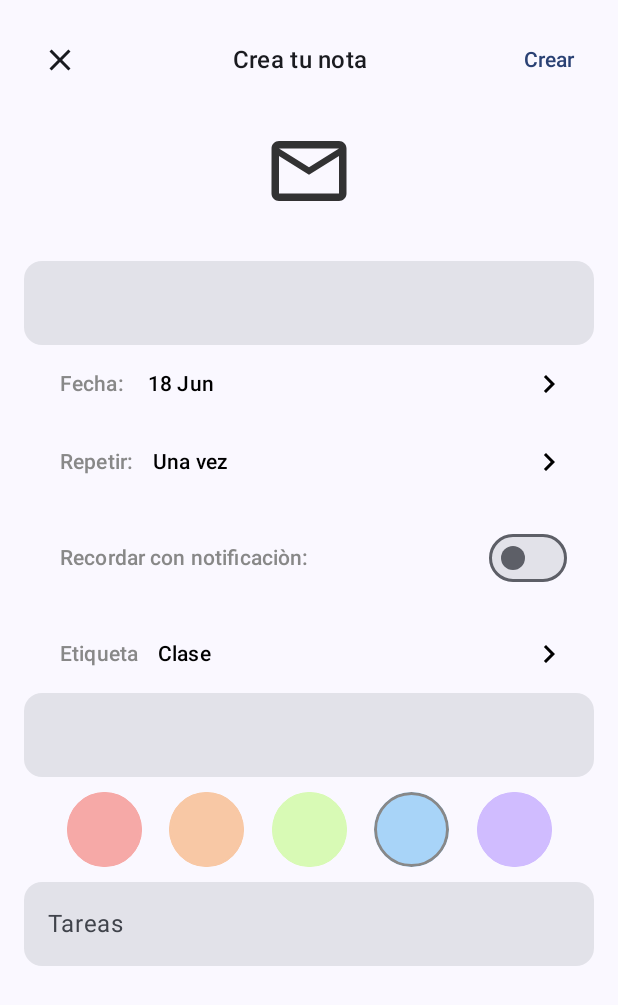
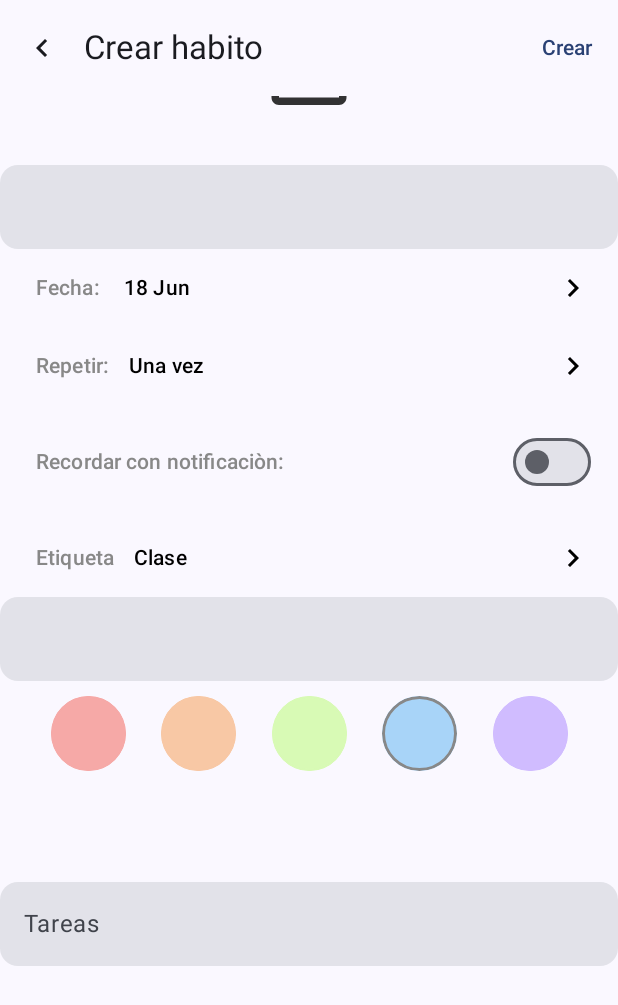
Before and after one commit to iamromanuriel/Meta-habit, an Android app built with Jetpack Compose: the CreateScreen screen opened through its navigation route, on a phone screen of 412 x 824 dp. Shown: the top 1005 px of the screen. Run offline under Robolectric (Android 15) with nearby library versions, the phone set to English and light mode, and no system bars; our stand-ins replace Room's generated code; libraries missing offline, so code that uses them is left out: androidx.room.util.

Commit message:
change dialog for screen in create new habit

```diff
--- a/app/src/main/java/com/example/meta_habit/ui/components/Layout.kt
+++ b/app/src/main/java/com/example/meta_habit/ui/components/Layout.kt
@@ -83,6 +83,7 @@ fun LayoutCreateDetailNote(
         horizontalAlignment = Alignment.CenterHorizontally
     ) {
         LayoutCreateCheckList(
+            modifier = modifier,
             onCreateNewTask = onCreatedNewTask,
             onEditTask = onEditTask,
             listTask = listTask,
@@ -95,7 +96,7 @@ fun LayoutCreateDetailNote(
                     Icon(
                         imageVector = Icons.TwoTone.MailOutline,
                         contentDescription = "",
-                        modifier = modifier.size(60.dp),
+                        modifier = Modifier.size(60.dp),
                         tint = Color.Black.copy(alpha = 0.8F)
                     )
                     Spacer(modifier = Modifier.height(30.dp))
@@ -110,7 +111,7 @@ fun LayoutCreateDetailNote(
 
                     TextButton (
                         onClick = { onShowDialogPicker() },
-                        modifier = modifier.fillMaxWidth(),
+                        modifier = Modifier.fillMaxWidth(),
                         colors = ButtonColors(
                             containerColor = Color.Transparent,
                             contentColor = Color.Black,
@@ -119,7 +120,7 @@ fun LayoutCreateDetailNote(
                         )
                     ) {
                         Row(
-                            modifier = modifier
+                            modifier = Modifier
                                 .fillMaxWidth()
                                 .padding(6.dp),
                             horizontalArrangement = Arrangement.SpaceBetween,
@@ -129,14 +130,14 @@ fun LayoutCreateDetailNote(
 
                                 Text(
                                     "Fecha: ",
-                                    modifier = modifier.padding(horizontal = 6.dp),
+                                    modifier = Modifier.padding(horizontal = 6.dp),
                                     color = Color.Gray,
                                 )
 
                                 dateReminder.selectedDateMillis?.getReminderDay()?.let {
                                     Text(
                                         it,
-                                        modifier = modifier.padding(horizontal = 6.dp)
+                                        modifier = Modifier.padding(horizontal = 6.dp)
                                     )
                                 }
                             }
@@ -152,7 +153,7 @@ fun LayoutCreateDetailNote(
 
                     TextButton(
                         onClick = { onShowDialogRepeat() },
-                        modifier = modifier.fillMaxWidth(),
+                        modifier = Modifier.fillMaxWidth(),
                         colors = ButtonColors(
                             containerColor = Color.Transparent,
                             contentColor = Color.Black,
@@ -161,7 +162,7 @@ fun LayoutCreateDetailNote(
                         )
                     ) {
                         Row(
-                            modifier = modifier
+                            modifier = Modifier
                                 .fillMaxWidth()
                                 .padding(6.dp),
                             horizontalArrangement = Arrangement.SpaceBetween,
@@ -171,10 +172,10 @@ fun LayoutCreateDetailNote(
 
                                 Text(
                                     "Repetir:",
-                                    modifier = modifier.padding(horizontal = 6.dp),
+                                    modifier = Modifier.padding(horizontal = 6.dp),
                                     color = Color.Gray
                                 )
-                                Text(stateRepeat.value, modifier = modifier.padding(horizontal = 6.dp))
+                                Text(stateRepeat.value, modifier = Modifier.padding(horizontal = 6.dp))
                             }
                             Row {
 
@@ -188,7 +189,7 @@ fun LayoutCreateDetailNote(
 
                     TextButton(
                         onClick = {},
-                        modifier = modifier.fillMaxWidth(),
+                        modifier = Modifier.fillMaxWidth(),
                         colors = ButtonColors(
                             containerColor = Color.Transparent,
                             contentColor = Color.Black,
@@ -197,7 +198,7 @@ fun LayoutCreateDetailNote(
                         )
                     ) {
                         Row(
-                            modifier = modifier
+                            modifier = Modifier
                                 .fillMaxWidth()
                                 .padding(6.dp),
                             horizontalArrangement = Arrangement.SpaceBetween,
@@ -207,7 +208,7 @@ fun LayoutCreateDetailNote(
 
                                 Text(
                                     "Recordar con notificaciòn: ",
-                                    modifier = modifier.padding(horizontal = 6.dp),
+                                    modifier = Modifier.padding(horizontal = 6.dp),
                                     color = Color.Gray
                                 )
                             }
@@ -227,7 +228,7 @@ fun LayoutCreateDetailNote(
                         onClick = {
                             onShowDialogLabel()
                         },
-                        modifier = modifier.fillMaxWidth(),
+                        modifier = Modifier.fillMaxWidth(),
                         colors = ButtonColors(
                             containerColor = Color.Transparent,
                             contentColor = Color.Black,
@@ -236,7 +237,7 @@ fun LayoutCreateDetailNote(
                         )
                     ) {
                         Row(
-                            modifier = modifier
+                            modifier = Modifier
                                 .fillMaxWidth()
                                 .padding(6.dp),
                             horizontalArrangement = Arrangement.SpaceBetween,
@@ -246,13 +247,13 @@ fun LayoutCreateDetailNote(
 
                                 Text(
                                     "Etiqueta",
-                                    modifier = modifier.padding(horizontal = 6.dp),
+                                    modifier = Modifier.padding(horizontal = 6.dp),
                                     color = Color.Gray
                                 )
 
                                 Text(
                                     stateLabel.value,
-                                    modifier = modifier.padding(horizontal = 6.dp)
+                                    modifier = Modifier.padding(horizontal = 6.dp)
                                 )
                             }
                             Row {
--- a/app/src/main/java/com/example/meta_habit/ui/nav/Navigation.kt
+++ b/app/src/main/java/com/example/meta_habit/ui/nav/Navigation.kt
@@ -6,6 +6,8 @@ import androidx.compose.animation.AnimatedContent
 import androidx.compose.animation.AnimatedContentTransitionScope
 import androidx.compose.animation.EnterTransition
 import androidx.compose.animation.ExitTransition
+import androidx.compose.animation.ExperimentalSharedTransitionApi
+import androidx.compose.animation.SharedTransitionLayout
 import androidx.compose.animation.core.EaseIn
 import androidx.compose.animation.core.LinearEasing
 import androidx.compose.animation.core.LinearOutSlowInEasing
@@ -41,23 +43,26 @@ object Create
 object Detail
 @Serializable
 object Notification
+const val TRANSFORM_KEY = "ANIMATE"
 
 
-@OptIn(ExperimentalMaterial3Api::class)
+@OptIn(ExperimentalMaterial3Api::class, ExperimentalSharedTransitionApi::class)
 @RequiresApi(Build.VERSION_CODES.O)
 @Composable
 fun Navigation(){
     val navController = rememberNavController()
+
+    SharedTransitionLayout {
         NavHost(
-        navController = navController, startDestination = Home,
-        enterTransition = { EnterTransition.None },
-        exitTransition = { ExitTransition.None }
+            navController = navController,
+            startDestination = Home,
         ){
 
             composable<Home>(
 
             ) { backStackEntry ->
                 HomeScreen(
+                    animatedVisibilityScope = this,
                     onNavigateToDetail = {
                         navigateToDetail(backStackEntry){
                             navController.navigate(Detail)
@@ -79,11 +84,15 @@ fun Navigation(){
             composable<Create>() { backStackEntry ->
                 val viewModel: CreateViewModel = koinViewModel()
                 CreateScreen(
+                    modifier = Modifier.sharedBounds(
+                        animatedVisibilityScope = this,
+                        sharedContentState = rememberSharedContentState(TRANSFORM_KEY)
+                    ),
                     viewModel = viewModel,
-                sheetState = rememberModalBottomSheetState(),
                     onDismiss = {
                         navController.popBackStack()
                     }
+
                 )
             }
             composable<Detail>(
@@ -151,6 +160,8 @@ fun Navigation(){
         }
     }
 
+}
+
 fun navigateToDetail(from: NavBackStackEntry, onNav: () -> Unit){
     if(from.lifecycle.currentState == Lifecycle.State.RESUMED){
         onNav()
--- a/app/src/main/java/com/example/meta_habit/ui/screen/create/CreateScreen.kt
+++ b/app/src/main/java/com/example/meta_habit/ui/screen/create/CreateScreen.kt
@@ -3,13 +3,19 @@ package com.example.meta_habit.ui.screen.create
 import android.annotation.SuppressLint
 import android.util.Log
 import androidx.compose.foundation.layout.padding
+import androidx.compose.material.icons.Icons
+import androidx.compose.material.icons.automirrored.filled.KeyboardArrowLeft
 import androidx.compose.material3.Button
 import androidx.compose.material3.DatePicker
 import androidx.compose.material3.DatePickerDialog
 import androidx.compose.material3.ExperimentalMaterial3Api
+import androidx.compose.material3.Icon
+import androidx.compose.material3.IconButton
 import androidx.compose.material3.Scaffold
 import androidx.compose.material3.SheetState
 import androidx.compose.material3.Text
+import androidx.compose.material3.TextButton
+import androidx.compose.material3.TopAppBar
 import androidx.compose.material3.rememberModalBottomSheetState
 import androidx.compose.runtime.Composable
 import androidx.compose.runtime.LaunchedEffect
@@ -37,7 +43,6 @@ import org.koin.compose.viewmodel.koinViewModel
 @Composable
 fun CreateScreen(
     modifier: Modifier = Modifier,
-    sheetState: SheetState,
     viewModel: CreateViewModel,
     onDismiss: () -> Unit = {}
 ) {
@@ -69,7 +74,68 @@ fun CreateScreen(
         }
     }
 
-    DialogFullScreen(
+    Scaffold(
+        topBar = {
+            TopAppBar(
+                navigationIcon = {
+                    IconButton(onClick = onDismiss) {
+                        Icon(imageVector = Icons.AutoMirrored.Filled.KeyboardArrowLeft, contentDescription = "")
+                    }
+                },
+                title = { Text("Crear habito") },
+                actions ={
+                    TextButton(
+                        onClick = {
+                            viewModel.onSaveNote(
+                                title = stateTitle,
+                                enableReminder = enableRemember,
+                                millisDate = datePickerState.selectedDateMillis ?: 0,
+                                description = stateDescription
+                            )}
+                    ) {  Text("Crear") }
+                }
+            )
+        }
+    ) {
+        LayoutCreateDetailNote(
+            stateIsRepeat = enableRemember,
+            colorSelected = selectedColor,
+            listTask = stateListTask,
+            stateTitle = stateTitle,
+            stateDescription = stateDescription,
+            dateReminder = datePickerState,
+            stateLabel = selectedLabel,
+            stateRepeat = selectedRepeat,
+            onChangeTitle = { title -> stateTitle = title },
+            onShowDialogRepeat = {
+                showDialogOptionRepeat.value = true
+            },
+            onShowDialogPicker = {
+                showDialogPicker.value = true
+            },
+            onShowDialogLabel = {
+                showDialogOptionLabel.value = true
+            },
+            onSelectedColor = { color ->
+                viewModel.onSelectedColor(color)
+            },
+            onCreatedNewTask = { task ->
+                viewModel.onAddNewTaskToList(task)
+            },
+            onChangeDescription = { text -> stateDescription = text },
+            onEditTask = { item, index ->
+                viewModel.onEditTask(item, index)
+            },
+            onRemoveTask = { index ->
+                viewModel.onRemoveItemTask(index)
+            },
+            onChangeRepeat = {},
+            modifier = Modifier.padding(it)
+        )
+    }
+
+
+    /*DialogFullScreen(
         onDismiss = {
             onDismiss()
         },
@@ -178,6 +244,13 @@ fun CreateScreen(
                 }
             }
         },
-    )
+    )*/
 
 }
+
+
+@Preview(showBackground = true)
+@Composable
+fun CreateScreen() {
+
+}
--- a/app/src/main/java/com/example/meta_habit/ui/screen/detail/DetailScreen.kt
+++ b/app/src/main/java/com/example/meta_habit/ui/screen/detail/DetailScreen.kt
@@ -1,15 +1,9 @@
 package com.example.meta_habit.ui.screen.detail
 
 import android.os.Build
+import android.widget.Toast
 import androidx.annotation.RequiresApi
 import androidx.compose.animation.AnimatedVisibility
-import androidx.compose.animation.core.Spring
-import androidx.compose.animation.core.spring
-import androidx.compose.animation.fadeIn
-import androidx.compose.animation.fadeOut
-import androidx.compose.animation.scaleIn
-import androidx.compose.animation.slideInVertically
-import androidx.compose.animation.slideOutVertically
 import androidx.compose.foundation.layout.Arrangement
 import androidx.compose.foundation.layout.Row
 import androidx.compose.foundation.layout.Spacer
@@ -22,9 +16,7 @@ import androidx.compose.foundation.shape.RoundedCornerShape
 import androidx.compose.foundation.text.KeyboardActions
 import androidx.compose.foundation.text.KeyboardOptions
 import androidx.compose.material.icons.Icons
-import androidx.compose.material.icons.filled.Add
-import androidx.compose.material.icons.filled.ArrowBack
-import androidx.compose.material.icons.filled.Close
+import androidx.compose.material.icons.automirrored.filled.KeyboardArrowLeft
 import androidx.compose.material.icons.filled.Delete
 import androidx.compose.material.icons.filled.Edit
 import androidx.compose.material.icons.filled.KeyboardArrowLeft
@@ -51,31 +43,21 @@ import androidx.compose.runtime.rememberCoroutineScope
 import androidx.compose.runtime.setValue
 import androidx.compose.ui.Modifier
 import androidx.compose.ui.graphics.Color
+import androidx.compose.ui.platform.LocalContext
 import androidx.compose.ui.text.input.ImeAction
-import androidx.compose.ui.tooling.preview.Preview
 import androidx.compose.ui.unit.dp
 import androidx.lifecycle.compose.collectAsStateWithLifecycle
-import com.example.meta_habit.ui.components.CustomCircularCheckbox
 import com.example.meta_habit.ui.components.DialogBasic
-import com.example.meta_habit.ui.components.ItemLazyCheck
-import com.example.meta_habit.ui.components.ItemListCheckEditable
 import com.example.meta_habit.ui.components.LayoutCreateDetailNote
 import com.example.meta_habit.ui.components.LayoutOptionRepeat
 import com.example.meta_habit.ui.components.ListWeekDays
 import com.example.meta_habit.ui.components.TaskEditable
-import com.example.meta_habit.ui.components.TextFieldBasic
 import com.example.meta_habit.ui.components.TopBarDialogBasic
 import com.example.meta_habit.ui.utils.ColorType
 import com.example.meta_habit.ui.utils.LabelTypes
 import com.example.meta_habit.ui.utils.RepeatType
-import com.example.meta_habit.ui.utils.getColorToOrdinalEnum
-import com.example.meta_habit.ui.utils.getDayNameFromDate
-import com.example.meta_habit.ui.utils.getLabelType
 import com.example.meta_habit.ui.utils.getReminderDay
-import com.example.meta_habit.ui.utils.getRepeatType
 import com.example.meta_habit.ui.utils.rememberRestrictedDatePickerState
-import com.example.meta_habit.ui.utils.toDate
-import kotlinx.coroutines.launch
 import org.koin.compose.viewmodel.koinViewModel
 
 @RequiresApi(Build.VERSION_CODES.O)
@@ -86,6 +68,7 @@ fun DetailScreen(
     viewModel: DetailViewModel = koinViewModel<DetailViewModel>()
 ) {
     val coroutineScope = rememberCoroutineScope()
+    val context = LocalContext.current
     var isShowDialogEdit by remember { mutableStateOf(false) }
     var isShowDialogOptionRepeat by remember { mutableStateOf(false) }
     var isShowDialogOptionLabel by remember { mutableStateOf(false) }
@@ -124,12 +107,18 @@ fun DetailScreen(
         }
     }
 
+    LaunchedEffect(state.errorMessage){
+        state.errorMessage?.let {
+            Toast.makeText(context, it, Toast.LENGTH_SHORT).show()
+        }
+    }
+
     Scaffold(
         topBar = {
             TopAppBar(
                 navigationIcon = {
                     IconButton(onClick = onBack) {
-                        Icon(imageVector = Icons.Default.KeyboardArrowLeft, contentDescription = "")
+                        Icon(imageVector = Icons.AutoMirrored.Filled.KeyboardArrowLeft, contentDescription = "")
                     }
                 },
                 actions = {
--- a/app/src/main/java/com/example/meta_habit/ui/screen/detail/DetailViewModel.kt
+++ b/app/src/main/java/com/example/meta_habit/ui/screen/detail/DetailViewModel.kt
@@ -36,6 +36,7 @@ class DetailViewModel(
 
     private val _isLoading = MutableStateFlow(false)
     private val _errorMessage = MutableStateFlow(null)
+    val errorMessage = _errorMessage.asStateFlow()
 
     private val _selectedDay = MutableStateFlow<Date?>(null)
     val selectedDay = _selectedDay.asStateFlow()
@@ -137,10 +138,18 @@ class DetailViewModel(
     }
 
     fun onAddNewTaskToList(newTask: String) {
-        viewModelScope.launch {
-            val addTaskDeferred = async(Dispatchers.IO) { habitRepository.addTaskToHabit(newTask) }
-            val resultAddTask = addTaskDeferred.await()
+        if(newTask.isNotEmpty()){
+
+            viewModelScope.launch {
+                val addTaskDeferred = async(Dispatchers.IO) { habitRepository.addTaskToHabit(newTask) }
+                val resultAddTask = addTaskDeferred.await()
+            }
+        }else{
+            _state.value = _state.value.copy(
+                errorMessage = "Tarea vacia"
+            )
         }
+
     }
 
     fun onEnableReminder(isCheck: Boolean) {
--- a/app/src/main/java/com/example/meta_habit/ui/screen/home/HomeScreen.kt
+++ b/app/src/main/java/com/example/meta_habit/ui/screen/home/HomeScreen.kt
@@ -3,6 +3,9 @@ package com.example.meta_habit.ui.screen.home
 import android.graphics.drawable.AnimatedImageDrawable
 import android.os.Build
 import androidx.annotation.RequiresApi
+import androidx.compose.animation.AnimatedContentScope
+import androidx.compose.animation.ExperimentalSharedTransitionApi
+import androidx.compose.animation.SharedTransitionScope
 import androidx.compose.foundation.layout.Arrangement
 import androidx.compose.foundation.layout.padding
 import androidx.compose.foundation.lazy.LazyColumn
@@ -51,14 +54,16 @@ import com.example.meta_habit.ui.components.DialogBasic
 import com.example.meta_habit.ui.components.DropdownSelectDate
 import com.example.meta_habit.ui.components.LayoutOptionRepeat
 import com.example.meta_habit.ui.components.LayoutOptions
+import com.example.meta_habit.ui.nav.TRANSFORM_KEY
 import kotlinx.coroutines.launch
 import org.koin.androidx.compose.koinViewModel
 
 @RequiresApi(Build.VERSION_CODES.O)
-@OptIn(ExperimentalMaterial3Api::class)
+@OptIn(ExperimentalMaterial3Api::class, ExperimentalSharedTransitionApi::class)
 @Composable
-fun HomeScreen(
+fun SharedTransitionScope.HomeScreen(
     viewModel: HomeViewModel = koinViewModel<HomeViewModel>(),
+    animatedVisibilityScope: AnimatedContentScope,
     onNavigateToDetail: () -> Unit = {},
     onNavigateToCreate: () -> Unit = {},
     onNavigateToNotification: () -> Unit = {}
@@ -67,12 +72,14 @@ fun HomeScreen(
     val sheetState = rememberModalBottomSheetState()
 
     var showButtonSheet by remember { mutableStateOf(false) }
-    var showDialogCreateNote by remember { mutableStateOf(false) }
     val listHabit = viewModel.listOfHabit.collectAsStateWithLifecycle()
     val selectedFilter by viewModel.selectedFilter.collectAsStateWithLifecycle()
 
 
     Scaffold(
+        modifier = Modifier.
+        nestedScroll(TopAppBarDefaults.exitUntilCollapsedScrollBehavior(rememberTopAppBarState()).nestedScrollConnection)
+        ,
         topBar = {
             TopAppBar(
                 title = {
@@ -93,9 +100,11 @@ fun HomeScreen(
         },
         floatingActionButton = {
             FloatingActionButton(
-                onClick = {
-                    showDialogCreateNote = true
-                }
+                modifier = Modifier.sharedBounds(
+                    animatedVisibilityScope = animatedVisibilityScope,
+                    sharedContentState = rememberSharedContentState(TRANSFORM_KEY)
+                ),
+                onClick = onNavigateToCreate
             ) {
                 Icon(imageVector = Icons.Default.Add, contentDescription = "")
             }
@@ -139,9 +148,7 @@ fun HomeScreen(
             }
         }
 
-        if (showDialogCreateNote) {
-            onNavigateToCreate()
-        }
+
     }
 }
 
@@ -154,5 +161,4 @@ fun AnimateVectorDrawable() {
 @Preview
 @Composable
 fun HomeScreenPreview() {
-    HomeScreen()
 }
```
Lines whose indentation alone changed are shown as unchanged.
